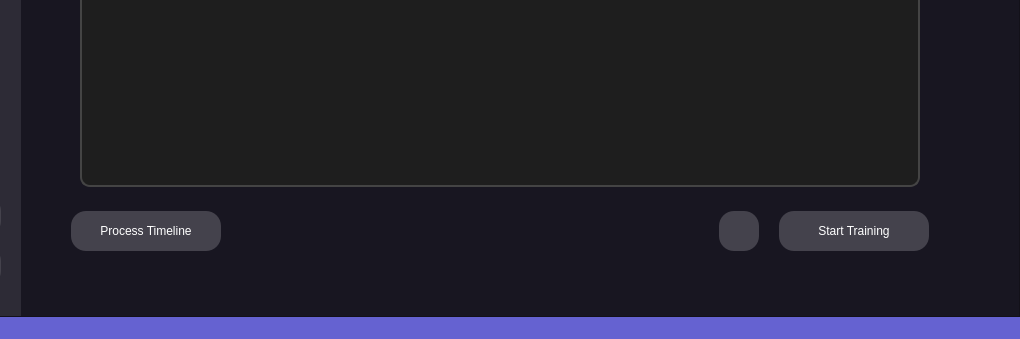
First picture: the form in mainwindowui.ui, repository saxovia/bsc-thesis, before the edit; both pictures show x 180 to 1200 and y 465 to 804 of the 1200 by 804 pixel window.
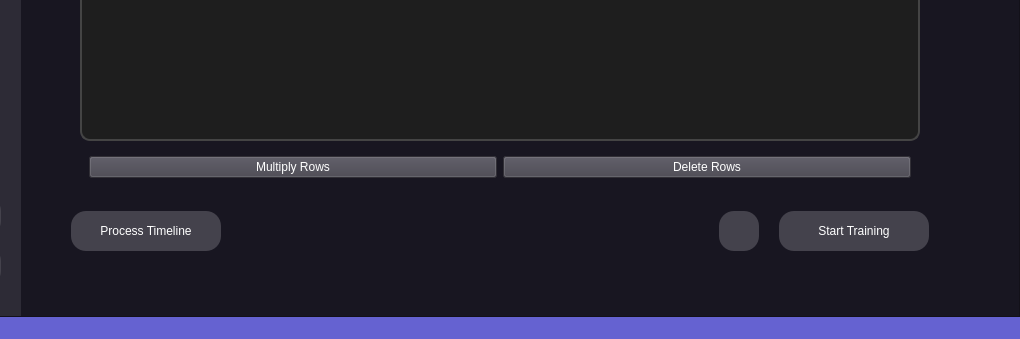
Second picture: the form after the edit. Icons and pictures are not drawn.

Commit message: Make the timeline functional. Make LSTMs functional in training. Make tables with delete, copy, edit parts functional

Patch:
```diff
--- a/mainwindowui.ui
+++ b/mainwindowui.ui
@@ -1905,6 +1905,32 @@
                      <item row="1" column="0">
                       <widget class="QTableWidget" name="tableWidgetPruning"/>
                      </item>
+                     <item row="2" column="0">
+                      <widget class="QWidget" name="widget_9" native="true">
+                       <property name="minimumSize">
+                        <size>
+                         <width>0</width>
+                         <height>30</height>
+                        </size>
+                       </property>
+                       <layout class="QHBoxLayout" name="horizontalLayout_6">
+                        <item>
+                         <widget class="QPushButton" name="multiply_rows_pruning_button">
+                          <property name="text">
+                           <string>Multiply Rows</string>
+                          </property>
+                         </widget>
+                        </item>
+                        <item>
+                         <widget class="QPushButton" name="delete_rows_pruning_button">
+                          <property name="text">
+                           <string>Delete Rows</string>
+                          </property>
+                         </widget>
+                        </item>
+                       </layout>
+                      </widget>
+                     </item>
                      <item row="0" column="0">
                       <widget class="QWidget" name="widget_4" native="true">
                        <property name="minimumSize">
```
Left out of the diff: 28 changed lines with no effect on the pictures. The commit also changes 4 other files.
